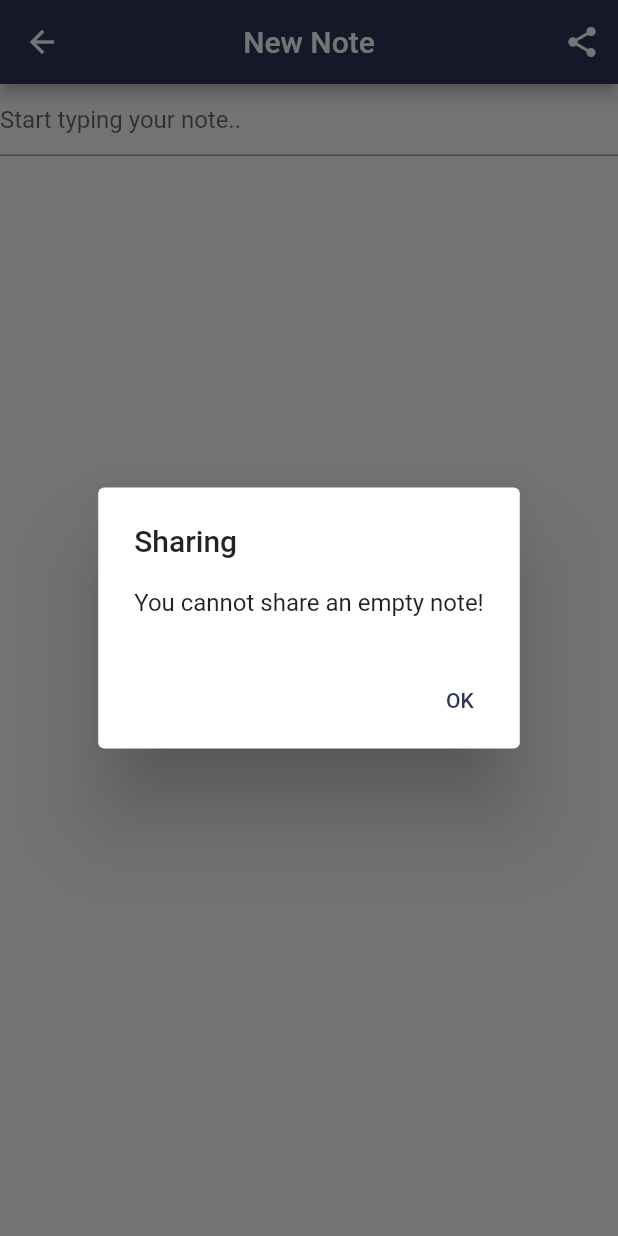
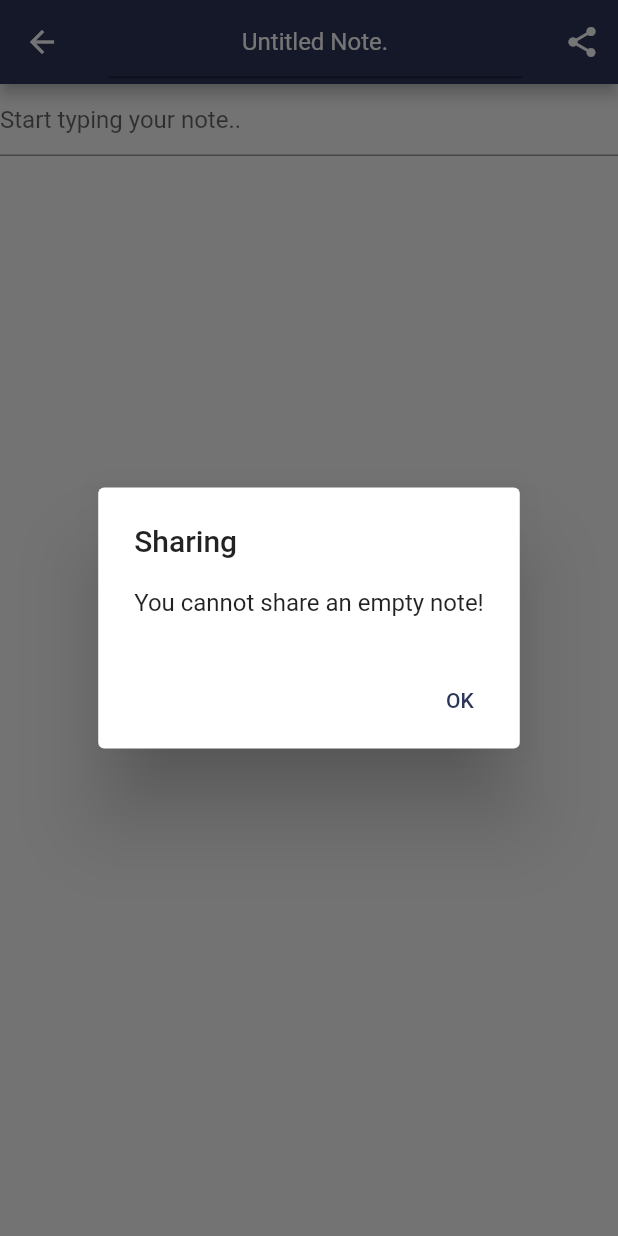
Before and after one commit to Dtsiantaris/mynotesFlutter, a Flutter app: the CreateUpdateNoteView screen opened by its route, after a tap on the "share" icon, on a phone screen of 412 x 824 dp. Run offline on Flutter 3.47's test engine with Material 2 defaults, Android fonts, the phone set to English and light mode, and no system bars; our stand-ins replace bloc, cloud_firestore, equatable, firebase_auth, firebase_core, flutter_bloc and 1 more; accounts and stored records are empty.

Commit message:
Add titles. Change theme and display

```diff
--- a/lib/services/cloud/cloud_note.dart
+++ b/lib/services/cloud/cloud_note.dart
@@ -6,15 +6,18 @@ import 'package:mynotes/services/cloud/cloud_storage_constants.dart';
 class CloudNote {
   final String documentId;
   final String ownerUserId;
+  final String title;
   final String text;
   const CloudNote({
     required this.documentId,
     required this.ownerUserId,
+    required this.title,
     required this.text,
   });
 
   CloudNote.fromSnapshot(QueryDocumentSnapshot<Map<String, dynamic>> snapshot)
       : documentId = snapshot.id,
         ownerUserId = snapshot.data()[ownerUserIdFieldName],
+        title = snapshot.data()[titleFieldName] as String,
         text = snapshot.data()[textFieldName] as String;
 }
--- a/lib/services/cloud/cloud_storage_constants.dart
+++ b/lib/services/cloud/cloud_storage_constants.dart
@@ -1,2 +1,3 @@
 const ownerUserIdFieldName = 'user_id';
+const titleFieldName = 'title';
 const textFieldName = 'text';
--- a/lib/services/cloud/firabase_cloud_storage.dart
+++ b/lib/services/cloud/firabase_cloud_storage.dart
@@ -16,10 +16,13 @@ class FirebaseCloudStorage {
 
   Future<void> updateNote({
     required String documentId,
+    required String title,
     required String text,
   }) async {
     try {
-      await notes.doc(documentId).update({textFieldName: text});
+      await notes
+          .doc(documentId)
+          .update({titleFieldName: title, textFieldName: text});
     } catch (e) {
       throw CouldNotUpdateNoteException();
     }
@@ -46,12 +49,14 @@ class FirebaseCloudStorage {
   Future<CloudNote> createNewNote({required String ownerUserId}) async {
     final document = await notes.add({
       ownerUserIdFieldName: ownerUserId,
+      titleFieldName: 'Untitled Note',
       textFieldName: '',
     });
     final fetchedNote = await document.get();
     return CloudNote(
       documentId: fetchedNote.id,
       ownerUserId: ownerUserId,
+      title: '',
       text: '',
     );
   }
--- a/lib/views/notes/create_update_note_view.dart
+++ b/lib/views/notes/create_update_note_view.dart
@@ -17,6 +17,7 @@ class _CreateUpdateNoteViewState extends State<CreateUpdateNoteView> {
   CloudNote? _note;
   late final FirebaseCloudStorage _noteService;
   late final TextEditingController _textController;
+  late final TextEditingController _titleController;
 
   Future<CloudNote> createOrGetExistingNote(BuildContext context) async {
     final widgetNote = context.getArgument<CloudNote>();
@@ -24,6 +25,7 @@ class _CreateUpdateNoteViewState extends State<CreateUpdateNoteView> {
     if (widgetNote != null) {
       _note = widgetNote;
       _textController.text = widgetNote.text;
+      _titleController.text = widgetNote.title;
       return widgetNote;
     }
 
@@ -39,16 +41,21 @@ class _CreateUpdateNoteViewState extends State<CreateUpdateNoteView> {
 
   void _deleteNoteIfTextIsEmpty() {
     final note = _note;
-    if (_textController.text.isEmpty && note != null) {
+    if (_titleController.text.isEmpty &&
+        _textController.text.isEmpty &&
+        note != null) {
       _noteService.deleteNote(documentId: note.documentId);
     }
   }
 
   void _saveNoteIfTextNotEmpty() async {
     final note = _note;
+    var title = _titleController.text;
     final text = _textController.text;
-    if (note != null && text.isNotEmpty) {
-      await _noteService.updateNote(documentId: note.documentId, text: text);
+    if (note != null && (text.isNotEmpty || title.isNotEmpty)) {
+      if (title.isEmpty) title = 'Untitled Note';
+      await _noteService.updateNote(
+          documentId: note.documentId, title: title, text: text);
     }
   }
 
@@ -56,6 +63,7 @@ class _CreateUpdateNoteViewState extends State<CreateUpdateNoteView> {
   void initState() {
     _noteService = FirebaseCloudStorage();
     _textController = TextEditingController();
+    _titleController = TextEditingController();
     super.initState();
   }
 
@@ -64,6 +72,7 @@ class _CreateUpdateNoteViewState extends State<CreateUpdateNoteView> {
     _deleteNoteIfTextIsEmpty();
     _saveNoteIfTextNotEmpty();
     _textController.dispose();
+    _titleController.dispose();
     super.dispose();
   }
 
@@ -72,11 +81,15 @@ class _CreateUpdateNoteViewState extends State<CreateUpdateNoteView> {
     if (note == null) {
       return;
     }
+    final title = _titleController.text;
     final text = _textController.text;
-    await _noteService.updateNote(documentId: note.documentId, text: text);
+    await _noteService.updateNote(
+        documentId: note.documentId, title: title, text: text);
   }
 
   void _setupTextControllerListener() {
+    _titleController.removeListener(_textControllerListener);
+    _titleController.addListener(_textControllerListener);
     _textController.removeListener(_textControllerListener);
     _textController.addListener(_textControllerListener);
   }
@@ -85,7 +98,28 @@ class _CreateUpdateNoteViewState extends State<CreateUpdateNoteView> {
   Widget build(BuildContext context) {
     return Scaffold(
       appBar: AppBar(
-        title: const Text('New Note'),
+        title: FutureBuilder(
+          future: createOrGetExistingNote(context),
+          builder: (context, snapshot) {
+            switch (snapshot.connectionState) {
+              case ConnectionState.done:
+                _setupTextControllerListener();
+                return TextField(
+                  textAlign: TextAlign.center,
+                  style: const TextStyle(color: Colors.white60),
+                  controller: _titleController,
+                  //keyboardType: TextInputType.,
+                  maxLines: 1,
+                  decoration: const InputDecoration(
+                    hintText: 'Untitled Note.',
+                    hintStyle: TextStyle(color: Colors.white),
+                  ),
+                );
+              default:
+                return const CircularProgressIndicator();
+            }
+          },
+        ),
         centerTitle: true,
         actions: [
           IconButton(
@@ -101,24 +135,13 @@ class _CreateUpdateNoteViewState extends State<CreateUpdateNoteView> {
           )
         ],
       ),
-      body: FutureBuilder(
-        future: createOrGetExistingNote(context),
-        builder: (context, snapshot) {
-          switch (snapshot.connectionState) {
-            case ConnectionState.done:
-              _setupTextControllerListener();
-              return TextField(
+      body: TextField(
         controller: _textController,
         keyboardType: TextInputType.multiline,
         maxLines: null,
         decoration: const InputDecoration(
           hintText: 'Start typing your note..',
         ),
-              );
-            default:
-              return const CircularProgressIndicator();
-          }
-        },
       ),
     );
   }
--- a/lib/views/notes/notes_list_view.dart
+++ b/lib/views/notes/notes_list_view.dart
@@ -27,7 +27,7 @@ class NotesListView extends StatelessWidget {
             onTap(note);
           },
           title: Text(
-            note.text,
+            note.title,
             maxLines: 1,
             softWrap: true,
             overflow: TextOverflow.ellipsis,
```
Lines whose indentation alone changed are shown as unchanged.
